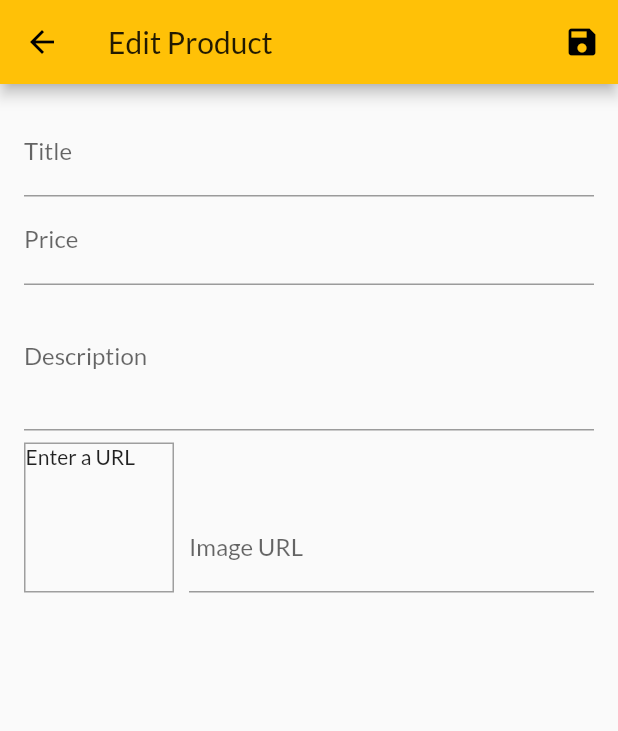
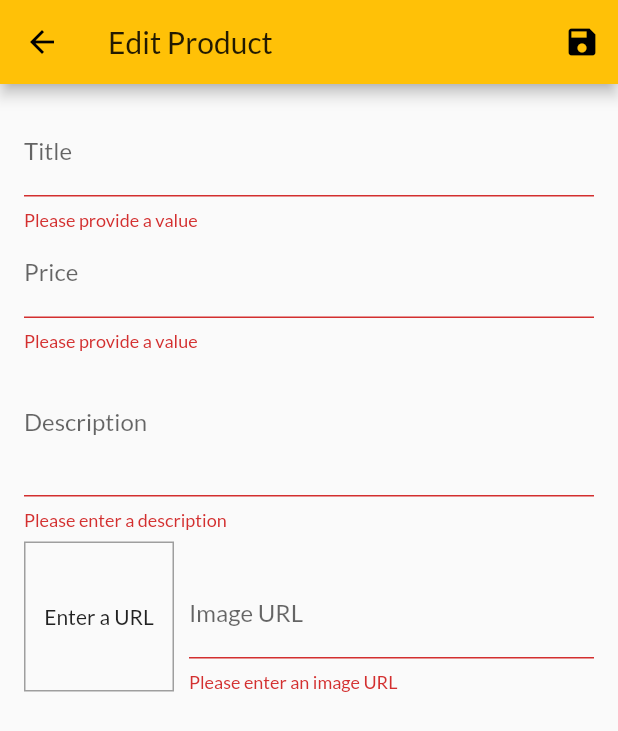
Before and after one commit to MIKEGUIJARRO/ShopApp, a Flutter app: the EditProductScreen screen opened by its route, after a tap on the "save" icon, on a phone screen of 412 x 824 dp. Shown: the top 731 px of the screen. Run offline on Flutter 3.47's test engine with Material 2 defaults, Android fonts, the phone set to English and light mode, and no system bars; network calls fail.

Commit message:
Se termino la el Edit Item Screen, creando, modificando y borrando items

```diff
--- a/lib/screens/edit_product_screen.dart
+++ b/lib/screens/edit_product_screen.dart
@@ -1,6 +1,8 @@
 import 'package:flutter/material.dart';
+import 'package:provider/provider.dart';
 
 import '../providers/product.dart';
+import '../providers/products.dart';
 
 class EditProductScreen extends StatefulWidget {
   static const routeName = "/edit-product";
@@ -21,6 +23,14 @@ class _EditProductScreenState extends State<EditProductScreen> {
   var _editedProduct =
       Product(id: null, title: "", price: 0, description: "", imageUrl: "");
 
+  var _isInit = true;
+  var _initValues = {
+    "title": "",
+    "description": "",
+    "price": "",
+    "imageUrl": ""
+  };
+
   @override
   void initState() {
     _imageUrlFocusNode.addListener(_updateImageUrl);
@@ -31,6 +41,7 @@ class _EditProductScreenState extends State<EditProductScreen> {
     if (!_imageUrlFocusNode.hasFocus) {
       setState(() {});
     }
+    print("Focus");
   }
 
   @override
@@ -43,12 +54,50 @@ class _EditProductScreenState extends State<EditProductScreen> {
     super.dispose();
   }
 
+  @override
+  void didChangeDependencies() {
+    if (_isInit) {
+      final productId = ModalRoute.of(context).settings.arguments as String;
+      if (productId != null) {
+        final product = Provider.of<Products>(context, listen: false).findById(productId);
+        _editedProduct = product;
+
+        _initValues = {
+          "title": _editedProduct.title,
+          "description": _editedProduct.description,
+          "price": _editedProduct.price.toString(),
+          /* "imageUrl": _editedProduct.imageUrl, */
+          "imageUrl": "",
+        };
+
+        _imageUrlController.text = _editedProduct.imageUrl;
+      }
+    }
+    _isInit = false;
+    super.didChangeDependencies();
+  }
+
   void _saveForm() {
+    final isValid = _form.currentState.validate();
+    if (!isValid) {
+      return;
+    }
     _form.currentState.save();
     print(_editedProduct.title);
     print(_editedProduct.price);
     print(_editedProduct.description);
     print(_editedProduct.imageUrl);
+
+    if (_editedProduct.id != null) {
+      //IM editing
+      Provider.of<Products>(context, listen: false)
+          .updateProduct(_editedProduct.id, _editedProduct);
+    } else {
+      //Context esta disponible en cualquier parte en mi state object
+      Provider.of<Products>(context, listen: false).addProduct(_editedProduct);
+    }
+    //Se agrego el producto
+    Navigator.of(context).pop();
   }
 
   @override
@@ -70,6 +119,7 @@ class _EditProductScreenState extends State<EditProductScreen> {
           child: ListView(
             children: <Widget>[
               TextFormField(
+                initialValue: _initValues["title"],
                 decoration: InputDecoration(labelText: "Title"),
                 textInputAction: TextInputAction.next,
                 onFieldSubmitted: (_) {
@@ -81,17 +131,24 @@ class _EditProductScreenState extends State<EditProductScreen> {
                     price: _editedProduct.price,
                     description: _editedProduct.description,
                     imageUrl: _editedProduct.imageUrl,
-                    id: null,
+                    id: _editedProduct.id,
+                    isFavorite: _editedProduct.isFavorite,
                   );
+                },
+                validator: (value) {
+                  if (value.isEmpty) {
+                    return "Please provide a value";
+                  }
+                  return null; //Input is correcto
                 },
               ),
               TextFormField(
+                initialValue: _initValues["price"],
                 decoration: InputDecoration(labelText: "Price"),
                 textInputAction: TextInputAction.next,
                 keyboardType: TextInputType.number,
                 focusNode: _priceFocusNode,
-                onFieldSubmitted: (str) {
-                  print(str);
+                onFieldSubmitted: (_) {
                   FocusScope.of(context).requestFocus(_descriptionFocusNode);
                 },
                 onSaved: (value) {
@@ -100,11 +157,23 @@ class _EditProductScreenState extends State<EditProductScreen> {
                     price: double.parse(value),
                     description: _editedProduct.description,
                     imageUrl: _editedProduct.imageUrl,
-                    id: null,
+                    id: _editedProduct.id,
+                    isFavorite: _editedProduct.isFavorite,
                   );
+                },
+                validator: (value) {
+                  if (value.isEmpty) {
+                    return "Please provide a value";
+                  } else if (double.tryParse(value) == null) {
+                    return "Please enter a valid number";
+                  } else if (double.parse(value) <= 0) {
+                    return "Please enter a number greater than zero";
+                  }
+                  return null; //Input is correcto
                 },
               ),
               TextFormField(
+                initialValue: _initValues["description"],
                 decoration: InputDecoration(labelText: "Description"),
                 maxLines: 3,
                 textInputAction: TextInputAction.next,
@@ -115,8 +184,17 @@ class _EditProductScreenState extends State<EditProductScreen> {
                     price: _editedProduct.price,
                     description: value,
                     imageUrl: _editedProduct.imageUrl,
-                    id: null,
+                    id: _editedProduct.id,
+                    isFavorite: _editedProduct.isFavorite,
                   );
+                },
+                validator: (value) {
+                  if (value.isEmpty) {
+                    return "Please enter a description";
+                  } else if (value.length < 10) {
+                    return "Should be at least 10 characters long";
+                  }
+                  return null; //Input is correcto
                 },
               ),
               Row(
@@ -125,6 +203,7 @@ class _EditProductScreenState extends State<EditProductScreen> {
                   Container(
                       width: 100,
                       height: 100,
+                      alignment: Alignment.center,
                       margin: EdgeInsets.only(
                         top: 8,
                         right: 10,
@@ -142,6 +221,9 @@ class _EditProductScreenState extends State<EditProductScreen> {
                             )),
                   Expanded(
                     child: TextFormField(
+                      /* initialValue: _initValues["imageUrl"], */
+                      /*No podemos poner initial value y al mismo tiempo
+                      usar un controller ya que genera error, por que? idk */
                       decoration: InputDecoration(labelText: "Image URL"),
                       keyboardType: TextInputType.url,
                       textInputAction: TextInputAction.done,
@@ -156,8 +238,22 @@ class _EditProductScreenState extends State<EditProductScreen> {
                           price: _editedProduct.price,
                           description: _editedProduct.description,
                           imageUrl: value,
-                          id: null,
+                          id: _editedProduct.id,
+                          isFavorite: _editedProduct.isFavorite,
                         );
+                      },
+                      validator: (value) {
+                        if (value.isEmpty) {
+                          return "Please enter an image URL";
+                        } else if (!value.startsWith("http") &&
+                            !value.startsWith("https")) {
+                          return "Please enter a valid URL";
+                        } else if (!value.endsWith(".png") &&
+                            !value.endsWith(".jpg") &&
+                            !value.endsWith(".jpeg")) {
+                          return "Please enter a valid image URL";
+                        }
+                        return null;
                       },
                     ),
                   ),
--- a/lib/screens/user_products_screen.dart
+++ b/lib/screens/user_products_screen.dart
@@ -33,6 +33,7 @@ class UserProductsScreen extends StatelessWidget {
           itemBuilder: (ctx, index) => Column(
             children: <Widget>[
               UserProductItem(
+                id: productData.items[index].id,
                 title: productData.items[index].title,
                 imageUrl: productData.items[index].imageUrl,
               ),
```
Also changed, not shown: lib/providers/products.dart (+23 -2 lines), lib/widgets/user_product_item.dart (+21 -3 lines).
